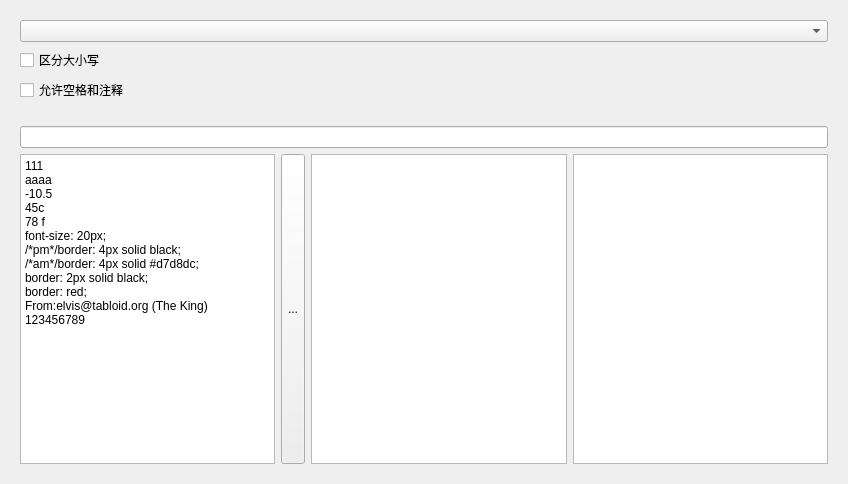
The window that 2/func2.ui (ba-ya/test_qt6_new_property) describes before a commit, drawn with Qt 5.
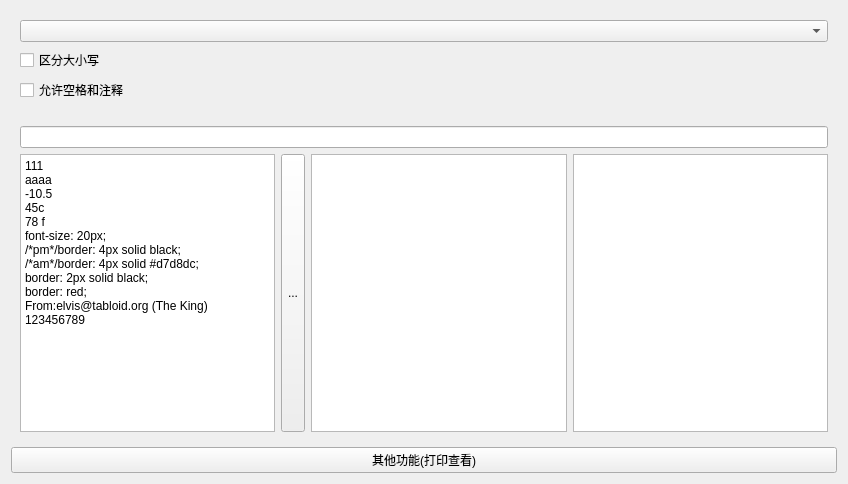
The same window after the commit. Icons and pictures are not drawn.

Commit message: feat: func2, some other func about regularexpression

The edit to the form file:
```diff
--- a/2/func2.ui
+++ b/2/func2.ui
@@ -100,6 +100,13 @@
      </layout>
     </widget>
    </item>
+   <item row="2" column="0">
+    <widget class="QPushButton" name="btn_other">
+     <property name="text">
+      <string>其他功能(打印查看)</string>
+     </property>
+    </widget>
+   </item>
   </layout>
  </widget>
  <resources/>
```
The commit also changes 3 other files.
